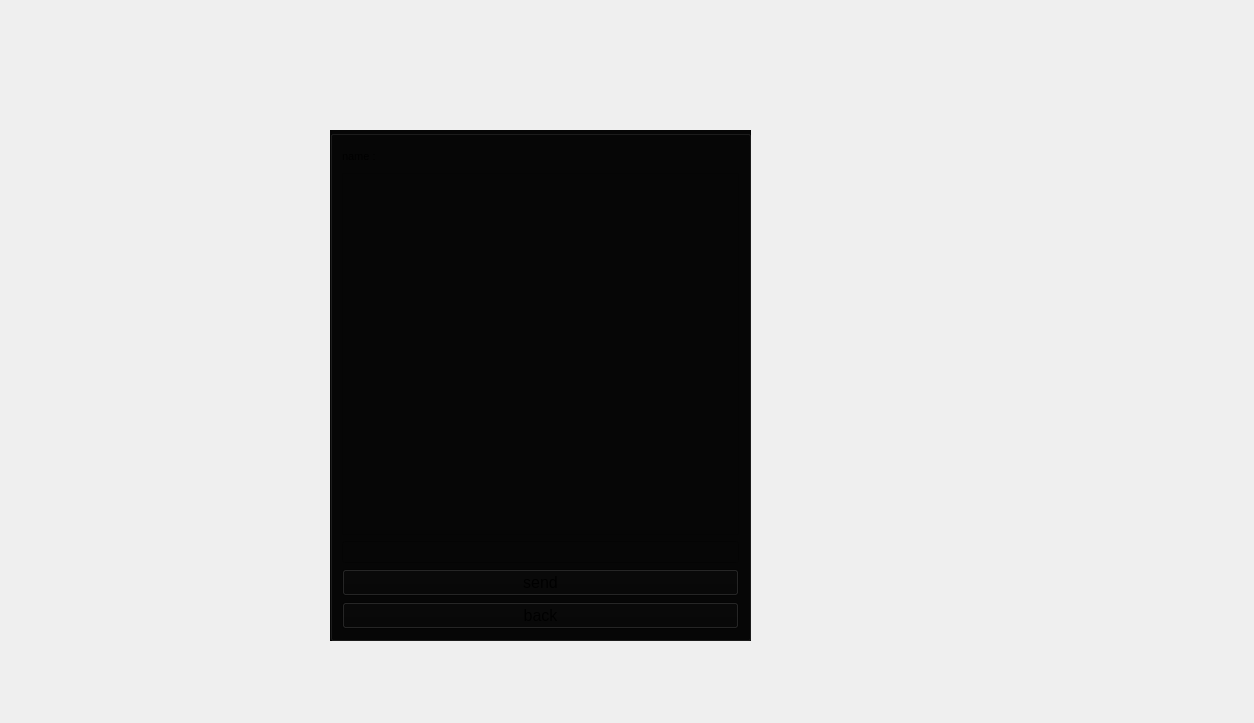
Old version of the form massenger/sendmessagegroup_dialog.ui in the repository MahanBeidokhti/AP-Messenger.
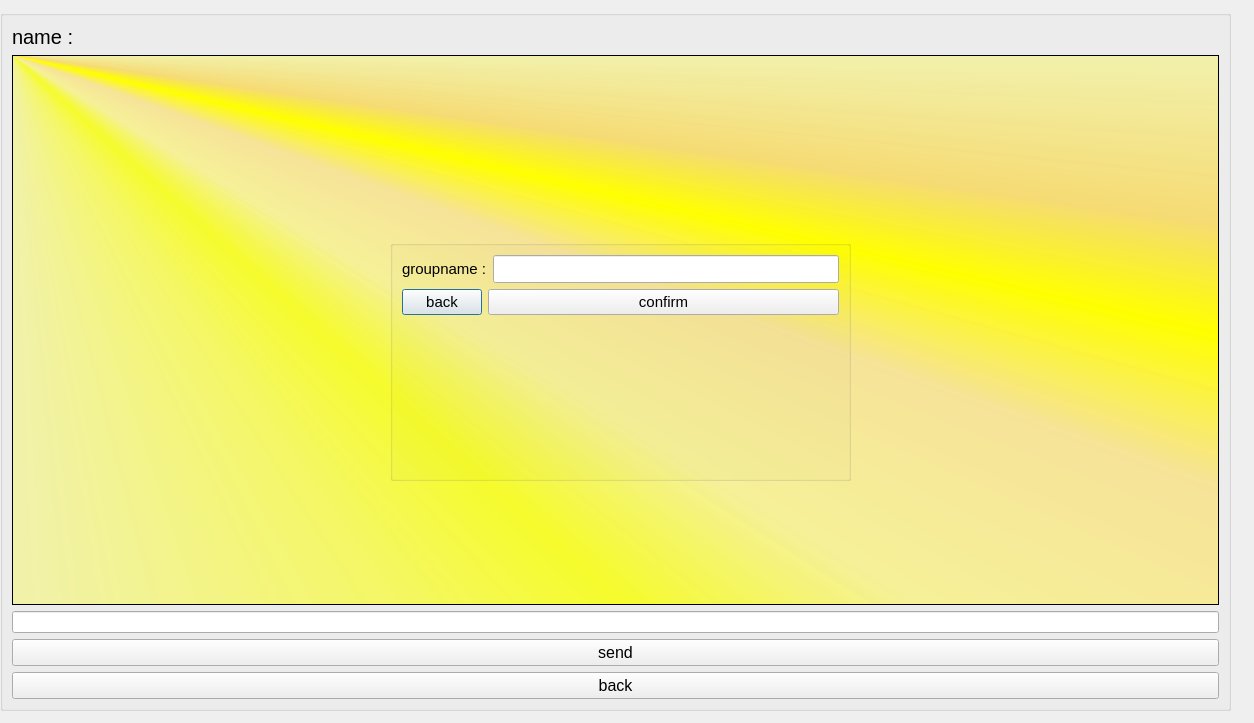
New version of the form. Icons and pictures are not drawn.

The edit to the form file:
```diff
--- a/massenger/sendmessagegroup_dialog.ui
+++ b/massenger/sendmessagegroup_dialog.ui
@@ -14,19 +14,20 @@
    <string>Dialog</string>
   </property>
   <property name="styleSheet">
-   <string notr="true">background-image: url(:/Source/@metawalls.jpg);</string>
+   <string notr="true">background-color: qlineargradient(spread:pad, x1:0.019, y1:0.017, x2:1, y2:1, stop:0 rgba(85, 65, 4, 255), stop:0.16 rgba(119, 93, 19, 255), stop:0.225 rgba(148, 125, 37, 255), stop:0.285 rgba(180, 160, 65, 255), stop:0.342723 rgba(195, 183, 96, 255), stop:0.408028 rgba(218, 212, 118, 255), stop:0.52 rgba(224, 205, 93, 255), stop:0.57 rgba(199, 164, 46, 255), stop:0.635 rgba(168, 142, 42, 255), stop:0.695 rgba(180, 155, 61, 255), stop:0.75 rgba(207, 191, 82, 255), stop:0.815 rgba(208, 187, 73, 255), stop:0.88 rgba(187, 156, 51, 255), stop:0.935 rgba(76, 60, 14, 255), stop:1 rgba(35, 40, 3, 255));
+color: rgb(0, 0, 0);</string>
   </property>
   <widget class="QGroupBox" name="groupname_groupBox">
    <property name="geometry">
     <rect>
-     <x>400</x>
-     <y>260</y>
-     <width>311</width>
-     <height>221</height>
+     <x>390</x>
+     <y>240</y>
+     <width>461</width>
+     <height>241</height>
     </rect>
    </property>
    <property name="styleSheet">
-    <string notr="true">background-color: rgb(8, 8, 8);</string>
+    <string notr="true"/>
    </property>
    <property name="title">
     <string/>
@@ -36,6 +37,11 @@
      <layout class="QHBoxLayout" name="horizontalLayout">
       <item>
        <widget class="QLabel" name="label">
+        <property name="font">
+         <font>
+          <pointsize>11</pointsize>
+         </font>
+        </property>
         <property name="text">
          <string>groupname :</string>
         </property>
@@ -63,6 +69,11 @@
     </item>
     <item row="1" column="0">
      <widget class="QPushButton" name="back_pushButton">
+      <property name="font">
+       <font>
+        <pointsize>11</pointsize>
+       </font>
+      </property>
       <property name="text">
        <string>back</string>
       </property>
@@ -70,6 +81,11 @@
     </item>
     <item row="1" column="1">
      <widget class="QPushButton" name="confirm_pushButton">
+      <property name="font">
+       <font>
+        <pointsize>11</pointsize>
+       </font>
+      </property>
       <property name="text">
        <string>confirm</string>
       </property>
@@ -80,26 +96,33 @@
   <widget class="QGroupBox" name="chat_groupBox">
    <property name="geometry">
     <rect>
-     <x>330</x>
-     <y>130</y>
-     <width>421</width>
-     <height>511</height>
+     <x>0</x>
+     <y>10</y>
+     <width>1231</width>
+     <height>701</height>
     </rect>
    </property>
    <property name="styleSheet">
-    <string notr="true">background-color: rgb(6, 6, 6);</string>
+    <string notr="true"/>
    </property>
    <property name="title">
     <string/>
    </property>
    <layout class="QGridLayout" name="gridLayout">
+    <item row="2" column="0">
+     <widget class="QLineEdit" name="send_lineEdit">
+      <property name="text">
+       <string/>
+      </property>
+     </widget>
+    </item>
     <item row="0" column="0">
      <layout class="QHBoxLayout" name="horizontalLayout_2">
       <item>
        <widget class="QLabel" name="label_2">
         <property name="font">
          <font>
-          <pointsize>8</pointsize>
+          <pointsize>15</pointsize>
          </font>
         </property>
         <property name="text">
@@ -121,16 +144,6 @@
       </item>
      </layout>
     </item>
-    <item row="1" column="0">
-     <widget class="QTextEdit" name="message_textEdit"/>
-    </item>
-    <item row="2" column="0">
-     <widget class="QLineEdit" name="send_lineEdit">
-      <property name="text">
-       <string/>
-      </property>
-     </widget>
-    </item>
     <item row="3" column="0">
      <widget class="QPushButton" name="send_pushButton">
       <property name="font">
@@ -143,6 +156,15 @@
       </property>
      </widget>
     </item>
+    <item row="1" column="0">
+     <widget class="QTextEdit" name="message_textEdit">
+      <property name="styleSheet">
+       <string notr="true">background-color: qconicalgradient(cx:0, cy:0, angle:135, stop:0 rgba(255, 255, 0, 69), stop:0.375 rgba(255, 255, 0, 69), stop:0.423533 rgba(251, 255, 0, 145), stop:0.45 rgba(247, 255, 0, 208), stop:0.477581 rgba(255, 244, 71, 130), stop:0.518717 rgba(255, 218, 71, 130), stop:0.55 rgba(255, 255, 0, 255), stop:0.57754 rgba(255, 203, 0, 130), stop:0.625 rgba(255, 255, 0, 69), stop:1 rgba(255, 255, 0, 69));
+font: 11pt &quot;Segoe UI&quot;;
+color: rgb(97, 49, 0);</string>
+      </property>
+     </widget>
+    </item>
     <item row="4" column="0">
      <widget class="QPushButton" name="back_chat_pushButton">
       <property name="font">
@@ -157,6 +179,8 @@
     </item>
    </layout>
   </widget>
+  <zorder>chat_groupBox</zorder>
+  <zorder>groupname_groupBox</zorder>
  </widget>
  <resources/>
  <connections/>
```
